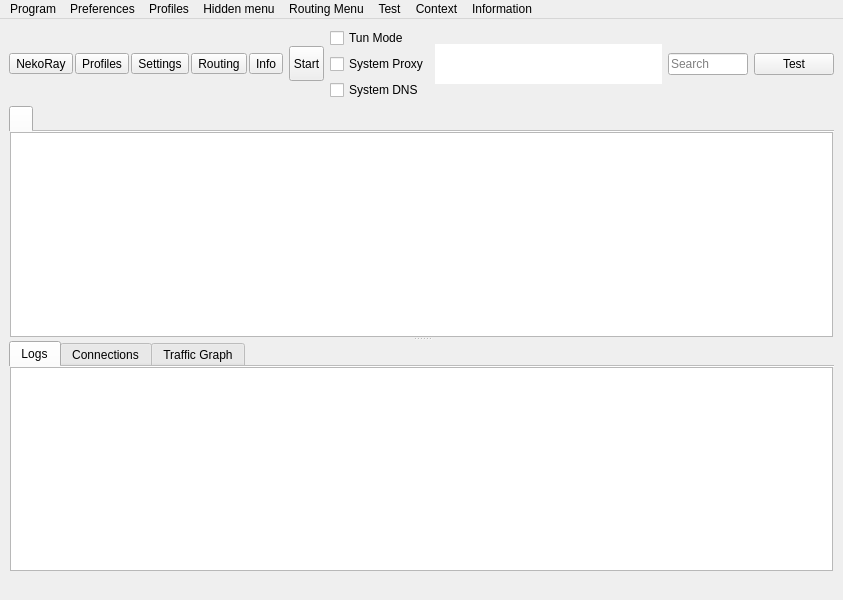
Old version of the form src/nekobox/ui/mainwindow.ui in the repository qr243vbi/nekobox.
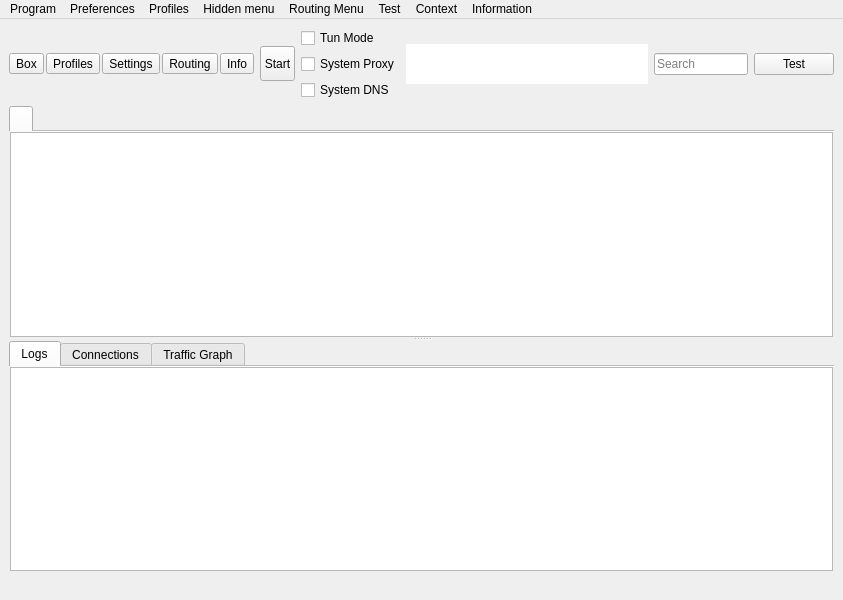
New version of the form. Icons and pictures are not drawn. Custom widgets are drawn as their Qt base class.

Commit message: Rename NekoBox button to Box

Patch:
```diff
--- a/src/nekobox/ui/mainwindow.ui
+++ b/src/nekobox/ui/mainwindow.ui
@@ -63,7 +63,7 @@
 }</string>
            </property>
            <property name="text">
-            <string>NekoRay</string>
+            <string>Box</string>
            </property>
            <property name="icon">
             <iconset theme="b-system-run"/>
```
The commit also changes 2 other files.
